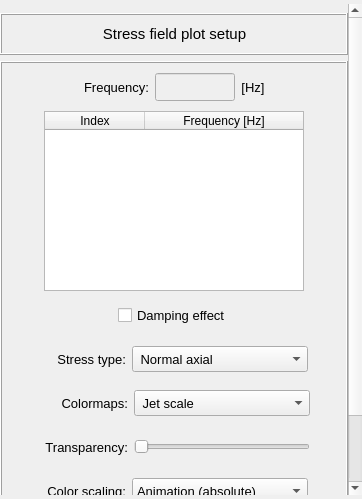
Old version of the form pulse/interface/data/ui_files/plots/results/structural/plot_stresses_field_for_harmonic_analysis.ui in the repository open-pulse/OpenPulse.
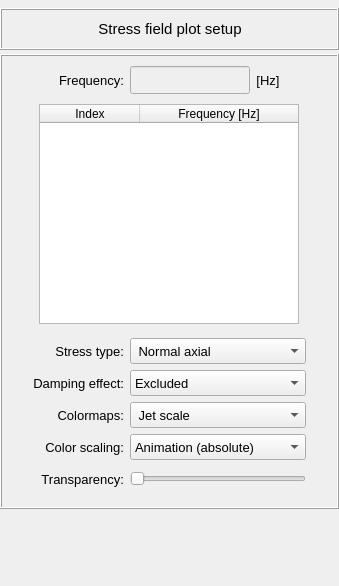
New version of the form.

Commit message: Update and uniformize the plot-related UI files

```diff
--- a/pulse/interface/data/ui_files/plots/results/structural/plot_stresses_field_for_harmonic_analysis.ui
+++ b/pulse/interface/data/ui_files/plots/results/structural/plot_stresses_field_for_harmonic_analysis.ui
@@ -6,14 +6,14 @@
    <rect>
     <x>0</x>
     <y>0</y>
-    <width>362</width>
-    <height>499</height>
+    <width>339</width>
+    <height>586</height>
    </rect>
   </property>
   <property name="maximumSize">
    <size>
     <width>16777215</width>
-    <height>600</height>
+    <height>16777215</height>
    </size>
   </property>
   <property name="windowTitle">
@@ -48,17 +48,26 @@
        <rect>
         <x>0</x>
         <y>0</y>
-        <width>350</width>
-        <height>582</height>
+        <width>339</width>
+        <height>578</height>
        </rect>
       </property>
       <layout class="QGridLayout" name="gridLayout_11">
        <property name="leftMargin">
         <number>0</number>
        </property>
+       <property name="topMargin">
+        <number>4</number>
+       </property>
        <property name="rightMargin">
         <number>0</number>
        </property>
+       <property name="horizontalSpacing">
+        <number>6</number>
+       </property>
+       <property name="verticalSpacing">
+        <number>4</number>
+       </property>
        <item row="1" column="0">
         <widget class="QFrame" name="frame_2">
          <property name="sizeIncrement">
@@ -95,84 +104,18 @@
           <property name="spacing">
            <number>4</number>
           </property>
-          <item row="8" column="0">
-           <widget class="QFrame" name="frame_button">
-            <property name="minimumSize">
-             <size>
-              <width>0</width>
-              <height>40</height>
-             </size>
-            </property>
-            <property name="frameShape">
-             <enum>QFrame::Shape::NoFrame</enum>
-            </property>
-            <property name="frameShadow">
-             <enum>QFrame::Shadow::Raised</enum>
-            </property>
-            <layout class="QGridLayout" name="gridLayout_7">
-             <property name="leftMargin">
-              <number>0</number>
-             </property>
-             <property name="topMargin">
-              <number>0</number>
-             </property>
-             <property name="rightMargin">
-              <number>0</number>
-             </property>
-             <property name="bottomMargin">
-              <number>0</number>
-             </property>
-             <property name="spacing">
-              <number>0</number>
-             </property>
-             <item row="0" column="0">
-              <widget class="QPushButton" name="pushButton_plot">
-               <property name="minimumSize">
-                <size>
-                 <width>140</width>
-                 <height>30</height>
-                </size>
-               </property>
-               <property name="maximumSize">
-                <size>
-                 <width>140</width>
-                 <height>30</height>
-                </size>
-               </property>
-               <property name="font">
-                <font>
-                 <family>MS Shell Dlg 2</family>
-                 <pointsize>10</pointsize>
-                 <italic>false</italic>
-                 <bold>false</bold>
-                </font>
-               </property>
-               <property name="styleSheet">
-                <string notr="true"/>
-               </property>
-               <property name="text">
-                <string>Plot stress field</string>
-               </property>
-               <property name="default">
-                <bool>true</bool>
-               </property>
-              </widget>
-             </item>
-            </layout>
-           </widget>
-          </item>
-          <item row="4" column="0">
+          <item row="3" column="0">
            <widget class="QFrame" name="frame_3">
             <property name="minimumSize">
              <size>
               <width>0</width>
-              <height>40</height>
+              <height>160</height>
              </size>
             </property>
             <property name="maximumSize">
              <size>
               <width>16777215</width>
-              <height>40</height>
+              <height>180</height>
              </size>
             </property>
             <property name="frameShape">
@@ -186,18 +129,161 @@
               <number>0</number>
              </property>
              <property name="topMargin">
-              <number>0</number>
+              <number>10</number>
              </property>
              <property name="rightMargin">
               <number>0</number>
              </property>
              <property name="bottomMargin">
-              <number>0</number>
+              <number>10</number>
              </property>
              <property name="verticalSpacing">
-              <number>0</number>
+              <number>6</number>
              </property>
-             <item row="0" column="2">
+             <item row="1" column="3">
+              <spacer name="horizontalSpacer_4">
+               <property name="orientation">
+                <enum>Qt::Orientation::Horizontal</enum>
+               </property>
+               <property name="sizeHint" stdset="0">
+                <size>
+                 <width>40</width>
+                 <height>20</height>
+                </size>
+               </property>
+              </spacer>
+             </item>
+             <item row="3" column="2">
+              <widget class="QComboBox" name="comboBox_colormaps">
+               <property name="minimumSize">
+                <size>
+                 <width>176</width>
+                 <height>26</height>
+                </size>
+               </property>
+               <property name="maximumSize">
+                <size>
+                 <width>240</width>
+                 <height>26</height>
+                </size>
+               </property>
+               <property name="font">
+                <font>
+                 <pointsize>10</pointsize>
+                </font>
+               </property>
+               <item>
+                <property name="text">
+                 <string> Jet scale</string>
+                </property>
+               </item>
+               <item>
+                <property name="text">
+                 <string> Viridis scale</string>
+                </property>
+               </item>
+               <item>
+                <property name="text">
+                 <string> Inferno scale</string>
+                </property>
+               </item>
+               <item>
+                <property name="text">
+                 <string> Magma scale</string>
+                </property>
+               </item>
+               <item>
+                <property name="text">
+                 <string> Plasma scale</string>
+                </property>
+               </item>
+               <item>
+                <property name="text">
+                 <string>BWR diverging scale</string>
+                </property>
+               </item>
+               <item>
+                <property name="text">
+                 <string>PiYG diverging scale</string>
+                </property>
+               </item>
+               <item>
+                <property name="text">
+                 <string>PRGn diverging scale</string>
+                </property>
+               </item>
+               <item>
+                <property name="text">
+                 <string>BrBG diverging scale</string>
+                </property>
+               </item>
+               <item>
+                <property name="text">
+                 <string>PuOr diverging scale</string>
+                </property>
+               </item>
+               <item>
+                <property name="text">
+                 <string> Grayscale</string>
+                </property>
+               </item>
+              </widget>
+             </item>
+             <item row="2" column="1">
+              <widget class="QLabel" name="label_8">
+               <property name="minimumSize">
+                <size>
+                 <width>92</width>
+                 <height>26</height>
+                </size>
+               </property>
+               <property name="maximumSize">
+                <size>
+                 <width>92</width>
+                 <height>26</height>
+                </size>
+               </property>
+               <property name="font">
+                <font>
+                 <pointsize>10</pointsize>
+                </font>
+               </property>
+               <property name="text">
+                <string>Damping effect:</string>
+               </property>
+               <property name="alignment">
+                <set>Qt::AlignmentFlag::AlignRight|Qt::AlignmentFlag::AlignTrailing|Qt::AlignmentFlag::AlignVCenter</set>
+               </property>
+              </widget>
+             </item>
+             <item row="5" column="1">
+              <widget class="QLabel" name="label_3">
+               <property name="minimumSize">
+                <size>
+                 <width>92</width>
+                 <height>26</height>
+                </size>
+               </property>
+               <property name="maximumSize">
+                <size>
+                 <width>92</width>
+                 <height>26</height>
+                </size>
+               </property>
+               <property name="font">
+                <font>
+                 <pointsize>10</pointsize>
+                </font>
+               </property>
+               <property name="text">
+                <string>Transparency:</string>
+               </property>
+               <property name="alignment">
+                <set>Qt::AlignmentFlag::AlignRight|Qt::AlignmentFlag::AlignTrailing|Qt::AlignmentFlag::AlignVCenter</set>
+               </property>
+              </widget>
+             </item>
+             <item row="1" column="2">
               <widget class="QComboBox" name="comboBox_stress_type">
                <property name="minimumSize">
                 <size>
@@ -207,7 +293,7 @@
                </property>
                <property name="maximumSize">
                 <size>
-                 <width>200</width>
+                 <width>240</width>
                  <height>26</height>
                 </size>
                </property>
@@ -256,7 +342,7 @@
                </item>
               </widget>
              </item>
-             <item row="0" column="0">
+             <item row="1" column="0">
               <spacer name="horizontalSpacer_3">
                <property name="orientation">
                 <enum>Qt::Orientation::Horizontal</enum>
@@ -269,129 +355,7 @@
                </property>
               </spacer>
              </item>
-             <item row="0" column="3">
-              <spacer name="horizontalSpacer_4">
-               <property name="orientation">
-                <enum>Qt::Orientation::Horizontal</enum>
-               </property>
-               <property name="sizeHint" stdset="0">
-                <size>
-                 <width>40</width>
-                 <height>20</height>
-                </size>
-               </property>
-              </spacer>
-             </item>
-             <item row="0" column="1">
-              <widget class="QLabel" name="label_5">
-               <property name="minimumSize">
-                <size>
-                 <width>86</width>
-                 <height>26</height>
-                </size>
-               </property>
-               <property name="maximumSize">
-                <size>
-                 <width>86</width>
-                 <height>26</height>
-                </size>
-               </property>
-               <property name="font">
-                <font>
-                 <pointsize>10</pointsize>
-                </font>
-               </property>
-               <property name="text">
-                <string>Stress type:</string>
-               </property>
-               <property name="alignment">
-                <set>Qt::AlignmentFlag::AlignRight|Qt::AlignmentFlag::AlignTrailing|Qt::AlignmentFlag::AlignVCenter</set>
-               </property>
-              </widget>
-             </item>
-            </layout>
-           </widget>
-          </item>
-          <item row="7" column="0">
-           <widget class="QFrame" name="frame_scalling">
-            <property name="minimumSize">
-             <size>
-              <width>0</width>
-              <height>40</height>
-             </size>
-            </property>
-            <property name="maximumSize">
-             <size>
-              <width>16777215</width>
-              <height>40</height>
-             </size>
-            </property>
-            <property name="frameShape">
-             <enum>QFrame::Shape::NoFrame</enum>
-            </property>
-            <property name="frameShadow">
-             <enum>QFrame::Shadow::Raised</enum>
-            </property>
-            <layout class="QGridLayout" name="gridLayout_6">
-             <property name="leftMargin">
-              <number>0</number>
-             </property>
-             <property name="topMargin">
-              <number>0</number>
-             </property>
-             <property name="rightMargin">
-              <number>0</number>
-             </property>
-             <property name="bottomMargin">
-              <number>0</number>
-             </property>
-             <property name="horizontalSpacing">
-              <number>6</number>
-             </property>
-             <property name="verticalSpacing">
-              <number>0</number>
-             </property>
-             <item row="0" column="0">
-              <spacer name="horizontalSpacer">
-               <property name="orientation">
-                <enum>Qt::Orientation::Horizontal</enum>
-               </property>
-               <property name="sizeHint" stdset="0">
-                <size>
-                 <width>40</width>
-                 <height>20</height>
-                </size>
-               </property>
-              </spacer>
-             </item>
-             <item row="0" column="1">
-              <widget class="QLabel" name="label_2">
-               <property name="minimumSize">
-                <size>
-                 <width>86</width>
-                 <height>26</height>
-                </size>
-               </property>
-               <property name="maximumSize">
-                <size>
-                 <width>86</width>
-                 <height>26</height>
-                </size>
-               </property>
-               <property name="font">
-                <font>
-                 <pointsize>10</pointsize>
-                </font>
-               </property>
-               <property name="text">
-                <string>Color scaling:</string>
-               </property>
-               <property name="alignment">
-                <set>Qt::AlignmentFlag::AlignRight|Qt::AlignmentFlag::AlignTrailing|Qt::AlignmentFlag::AlignVCenter</set>
-               </property>
-              </widget>
-             </item>
-             <item row="0" column="2">
+             <item row="4" column="2">
               <widget class="QComboBox" name="comboBox_color_scale">
                <property name="minimumSize">
                 <size>
@@ -401,7 +365,7 @@
                </property>
                <property name="maximumSize">
                 <size>
-                 <width>200</width>
+                 <width>240</width>
                  <height>26</height>
                 </size>
                </property>
@@ -437,24 +401,151 @@
                </item>
               </widget>
              </item>
-             <item row="0" column="3">
-              <spacer name="horizontalSpacer_2">
+             <item row="2" column="2">
+              <widget class="QComboBox" name="comboBox_damping_effect">
+               <property name="minimumSize">
+                <size>
+                 <width>176</width>
+                 <height>26</height>
+                </size>
+               </property>
+               <property name="maximumSize">
+                <size>
+                 <width>240</width>
+                 <height>26</height>
+                </size>
+               </property>
+               <property name="font">
+                <font>
+                 <pointsize>10</pointsize>
+                </font>
+               </property>
+               <property name="toolTip">
+                <string>&lt;html&gt;&lt;head/&gt;&lt;body&gt;&lt;p&gt;Select the stress type to get the frequency response&lt;/p&gt;&lt;/body&gt;&lt;/html&gt;</string>
+               </property>
+               <item>
+                <property name="text">
+                 <string>Excluded</string>
+                </property>
+               </item>
+               <item>
+                <property name="text">
+                 <string>Included</string>
+                </property>
+               </item>
+              </widget>
+             </item>
+             <item row="5" column="2">
+              <widget class="QSlider" name="slider_transparency">
+               <property name="minimumSize">
+                <size>
+                 <width>176</width>
+                 <height>0</height>
+                </size>
+               </property>
+               <property name="maximumSize">
+                <size>
+                 <width>240</width>
+                 <height>16777215</height>
+                </size>
+               </property>
                <property name="orientation">
                 <enum>Qt::Orientation::Horizontal</enum>
                </property>
-               <property name="sizeHint" stdset="0">
+              </widget>
+             </item>
+             <item row="4" column="1">
+              <widget class="QLabel" name="label_2">
+               <property name="minimumSize">
                 <size>
-                 <width>40</width>
-                 <height>20</height>
+                 <width>92</width>
+                 <height>26</height>
                 </size>
                </property>
-              </spacer>
+               <property name="maximumSize">
+                <size>
+                 <width>92</width>
+                 <height>26</height>
+                </size>
+               </property>
+               <property name="font">
+                <font>
+                 <pointsize>10</pointsize>
+                </font>
+               </property>
+               <property name="text">
+                <string>Color scaling:</string>
+               </property>
+               <property name="alignment">
+                <set>Qt::AlignmentFlag::AlignRight|Qt::AlignmentFlag::AlignTrailing|Qt::AlignmentFlag::AlignVCenter</set>
+               </property>
+              </widget>
+             </item>
+             <item row="1" column="1">
+              <widget class="QLabel" name="label_5">
+               <property name="minimumSize">
+                <size>
+                 <width>92</width>
+                 <height>26</height>
+                </size>
+               </property>
+               <property name="maximumSize">
+                <size>
+                 <width>92</width>
+                 <height>26</height>
+                </size>
+               </property>
+               <property name="font">
+                <font>
+                 <pointsize>10</pointsize>
+                </font>
+               </property>
+               <property name="text">
+                <string>Stress type:</string>
+               </property>
+               <property name="alignment">
+                <set>Qt::AlignmentFlag::AlignRight|Qt::AlignmentFlag::AlignTrailing|Qt::AlignmentFlag::AlignVCenter</set>
+               </property>
+              </widget>
+             </item>
+             <item row="3" column="1">
+              <widget class="QLabel" name="label_6">
+               <property name="minimumSize">
+                <size>
+                 <width>92</width>
+                 <height>26</height>
+                </size>
+               </property>
+               <property name="maximumSize">
+                <size>
+                 <width>92</width>
+                 <height>26</height>
+                </size>
+               </property>
+               <property name="font">
+                <font>
+                 <pointsize>10</pointsize>
+                </font>
+               </property>
+               <property name="text">
+                <string>Colormaps:</string>
+               </property>
+               <property name="alignment">
+                <set>Qt::AlignmentFlag::AlignRight|Qt::AlignmentFlag::AlignTrailing|Qt::AlignmentFlag::AlignVCenter</set>
+               </property>
+              </widget>
              </item>
             </layout>
            </widget>
           </item>
           <item row="2" column="0">
            <widget class="QFrame" name="frame_4">
+            <property name="maximumSize">
+             <size>
+              <width>16777215</width>
+              <height>220</height>
+             </size>
+            </property>
             <property name="frameShape">
              <enum>QFrame::Shape::NoFrame</enum>
             </property>
@@ -543,318 +634,6 @@
             </layout>
            </widget>
           </item>
-          <item row="5" column="0">
-           <widget class="QFrame" name="frame_6">
-            <property name="minimumSize">
-             <size>
-              <width>0</width>
-              <height>40</height>
-             </size>
-            </property>
-            <property name="maximumSize">
-             <size>
-              <width>16777215</width>
-              <height>40</height>
-             </size>
-            </property>
-            <property name="frameShape">
-             <enum>QFrame::Shape::NoFrame</enum>
-            </property>
-            <property name="frameShadow">
-             <enum>QFrame::Shadow::Raised</enum>
-            </property>
-            <layout class="QGridLayout" name="gridLayout_12">
-             <property name="leftMargin">
-              <number>0</number>
-             </property>
-             <property name="topMargin">
-              <number>0</number>
-             </property>
-             <property name="rightMargin">
-              <number>0</number>
-             </property>
-             <property name="bottomMargin">
-              <number>0</number>
-             </property>
-             <item row="0" column="2">
-              <widget class="QFrame" name="frame_9">
-               <property name="minimumSize">
-                <size>
-                 <width>176</width>
-                 <height>0</height>
-                </size>
-               </property>
-               <property name="maximumSize">
-                <size>
-                 <width>176</width>
-                 <height>16777215</height>
-                </size>
-               </property>
-               <property name="frameShape">
-                <enum>QFrame::Shape::NoFrame</enum>
-               </property>
-               <property name="frameShadow">
-                <enum>QFrame::Shadow::Raised</enum>
-               </property>
-               <layout class="QGridLayout" name="gridLayout_13">
-                <property name="leftMargin">
-                 <number>0</number>
-                </property>
-                <property name="topMargin">
-                 <number>0</number>
-                </property>
-                <property name="rightMargin">
-                 <number>0</number>
-                </property>
-                <property name="bottomMargin">
-                 <number>0</number>
-                </property>
-                <property name="spacing">
-                 <number>0</number>
-                </property>
-                <item row="0" column="0">
-                 <widget class="QComboBox" name="comboBox_colormaps">
-                  <property name="minimumSize">
-                   <size>
-                    <width>176</width>
-                    <height>26</height>
-                   </size>
-                  </property>
-                  <property name="maximumSize">
-                   <size>
-                    <width>200</width>
-                    <height>26</height>
-                   </size>
-                  </property>
-                  <property name="font">
-                   <font>
-                    <pointsize>10</pointsize>
-                   </font>
-                  </property>
-                  <item>
-                   <property name="text">
-                    <string> Jet scale</string>
-                   </property>
-                  </item>
-                  <item>
-                   <property name="text">
-                    <string> Viridis scale</string>
-                   </property>
-                  </item>
-                  <item>
-                   <property name="text">
-                    <string> Inferno scale</string>
-                   </property>
-                  </item>
-                  <item>
-                   <property name="text">
-                    <string> Magma scale</string>
-                   </property>
-                  </item>
-                  <item>
-                   <property name="text">
-                    <string> Plasma scale</string>
-                   </property>
-                  </item>
-                  <item>
-                   <property name="text">
-                    <string>BWR diverging scale</string>
-                   </property>
-                  </item>
-                  <item>
-                   <property name="text">
-                    <string>PiYG diverging scale</string>
-                   </property>
-                  </item>
-                  <item>
-                   <property name="text">
-                    <string>PRGn diverging scale</string>
-                   </property>
-                  </item>
-                  <item>
-                   <property name="text">
-                    <string>BrBG diverging scale</string>
-                   </property>
-                  </item>
-                  <item>
-                   <property name="text">
-                    <string>PuOr diverging scale</string>
-                   </property>
-                  </item>
-                  <item>
-                   <property name="text">
-                    <string> Grayscale</string>
-                   </property>
-                  </item>
-                 </widget>
-                </item>
-               </layout>
-              </widget>
-             </item>
-             <item row="0" column="3">
-              <spacer name="horizontalSpacer_13">
-               <property name="orientation">
-                <enum>Qt::Orientation::Horizontal</enum>
-               </property>
-               <property name="sizeHint" stdset="0">
-                <size>
-                 <width>40</width>
-                 <height>20</height>
-                </size>
-               </property>
-              </spacer>
-             </item>
-             <item row="0" column="1">
-              <widget class="QLabel" name="label_6">
-               <property name="minimumSize">
-                <size>
-                 <width>90</width>
-                 <height>26</height>
-                </size>
-               </property>
-               <property name="maximumSize">
-                <size>
-                 <width>90</width>
-                 <height>26</height>
-                </size>
-               </property>
-               <property name="font">
-                <font>
-                 <pointsize>10</pointsize>
-                </font>
-               </property>
-               <property name="text">
-                <string>Colormaps:</string>
-               </property>
-               <property name="alignment">
-                <set>Qt::AlignmentFlag::AlignRight|Qt::AlignmentFlag::AlignTrailing|Qt::AlignmentFlag::AlignVCenter</set>
-               </property>
-              </widget>
-             </item>
-             <item row="0" column="0">
-              <spacer name="horizontalSpacer_14">
-               <property name="orientation">
-                <enum>Qt::Orientation::Horizontal</enum>
-               </property>
-               <property name="sizeHint" stdset="0">
-                <size>
-                 <width>40</width>
-                 <height>20</height>
-                </size>
-               </property>
-              </spacer>
-             </item>
-            </layout>
-           </widget>
-          </item>
-          <item row="6" column="0">
-           <widget class="QFrame" name="frame_7">
-            <property name="minimumSize">
-             <size>
-              <width>0</width>
-              <height>40</height>
-             </size>
-            </property>
-            <property name="maximumSize">
-             <size>
-              <width>16777215</width>
-              <height>40</height>
-             </size>
-            </property>
-            <property name="frameShape">
-             <enum>QFrame::Shape::NoFrame</enum>
-            </property>
-            <property name="frameShadow">
-             <enum>QFrame::Shadow::Raised</enum>
-            </property>
-            <layout class="QGridLayout" name="gridLayout_8">
-             <property name="leftMargin">
-              <number>0</number>
-             </property>
-             <property name="topMargin">
-              <number>0</number>
-             </property>
-             <property name="rightMargin">
-              <number>0</number>
-             </property>
-             <property name="bottomMargin">
-              <number>0</number>
-             </property>
-             <item row="0" column="1">
-              <widget class="QLabel" name="label_3">
-               <property name="minimumSize">
-                <size>
-                 <width>90</width>
-                 <height>26</height>
-                </size>
-               </property>
-               <property name="maximumSize">
-                <size>
-                 <width>90</width>
-                 <height>26</height>
-                </size>
-               </property>
-               <property name="font">
-                <font>
-                 <pointsize>10</pointsize>
-                </font>
-               </property>
-               <property name="text">
-                <string>Transparency:</string>
-               </property>
-               <property name="alignment">
-                <set>Qt::AlignmentFlag::AlignRight|Qt::AlignmentFlag::AlignTrailing|Qt::AlignmentFlag::AlignVCenter</set>
-               </property>
-              </widget>
-             </item>
-             <item row="0" column="2">
-              <widget class="QSlider" name="slider_transparency">
-               <property name="minimumSize">
-                <size>
-                 <width>176</width>
-                 <height>0</height>
-                </size>
-               </property>
-               <property name="maximumSize">
-                <size>
-                 <width>200</width>
-                 <height>16777215</height>
-                </size>
-               </property>
-               <property name="orientation">
-                <enum>Qt::Orientation::Horizontal</enum>
-               </property>
-              </widget>
-             </item>
-             <item row="0" column="3">
-              <spacer name="horizontalSpacer_9">
-               <property name="orientation">
-                <enum>Qt::Orientation::Horizontal</enum>
-               </property>
-               <property name="sizeHint" stdset="0">
-                <size>
-                 <width>40</width>
-                 <height>20</height>
-                </size>
-               </property>
-              </spacer>
-             </item>
-             <item row="0" column="0">
-              <spacer name="horizontalSpacer_10">
-               <property name="orientation">
-                <enum>Qt::Orientation::Horizontal</enum>
-               </property>
-               <property name="sizeHint" stdset="0">
-                <size>
-                 <width>40</width>
-                 <height>20</height>
-                </size>
-               </property>
-              </spacer>
-             </item>
-            </layout>
-           </widget>
-          </item>
           <item row="1" column="0">
            <widget class="QFrame" name="frame_5">
             <property name="minimumSize">
@@ -901,13 +680,13 @@
                </property>
                <property name="minimumSize">
                 <size>
-                 <width>80</width>
+                 <width>120</width>
                  <height>28</height>
                 </size>
                </property>
                <property name="maximumSize">
                 <size>
-                 <width>80</width>
+                 <width>120</width>
                  <height>28</height>
                 </size>
                </property>
@@ -1017,98 +796,6 @@
             </layout>
            </widget>
           </item>
-          <item row="3" column="0">
-           <widget class="QFrame" name="frame_8">
-            <property name="minimumSize">
-             <size>
-              <width>0</width>
-              <height>40</height>
-             </size>
-            </property>
-            <property name="maximumSize">
-             <size>
-              <width>16777215</width>
-              <height>40</height>
-             </size>
-            </property>
-            <property name="frameShape">
-             <enum>QFrame::Shape::NoFrame</enum>
-            </property>
-            <property name="frameShadow">
-             <enum>QFrame::Shadow::Raised</enum>
-            </property>
-            <layout class="QGridLayout" name="gridLayout_10">
-             <property name="leftMargin">
-              <number>0</number>
-             </property>
-             <property name="topMargin">
-              <number>0</number>
-             </property>
-             <property name="rightMargin">
-              <number>0</number>
-             </property>
-             <property name="bottomMargin">
-              <number>0</number>
-             </property>
-             <item row="0" column="1">
-              <widget class="QCheckBox" name="checkBox_damping_effect">
-               <property name="minimumSize">
-                <size>
-                 <width>0</width>
-                 <height>26</height>
-                </size>
-               </property>
-               <property name="maximumSize">
-                <size>
-                 <width>170</width>
-                 <height>26</height>
-                </size>
-               </property>
-               <property name="font">
-                <font>
-                 <family>MS Shell Dlg 2</family>
-                 <pointsize>10</pointsize>
-                 <italic>false</italic>
-                 <bold>false</bold>
-                </font>
-               </property>
-               <property name="text">
-                <string>Damping effect</string>
-               </property>
-               <property name="checked">
-                <bool>false</bool>
-               </property>
-              </widget>
-             </item>
-             <item row="0" column="2">
-              <spacer name="horizontalSpacer_6">
-               <property name="orientation">
-                <enum>Qt::Orientation::Horizontal</enum>
-               </property>
-               <property name="sizeHint" stdset="0">
-                <size>
-                 <width>40</width>
-                 <height>20</height>
-                </size>
-               </property>
-              </spacer>
-             </item>
-             <item row="0" column="0">
-              <spacer name="horizontalSpacer_5">
-               <property name="orientation">
-                <enum>Qt::Orientation::Horizontal</enum>
-               </property>
-               <property name="sizeHint" stdset="0">
-                <size>
-                 <width>40</width>
-                 <height>20</height>
-                </size>
-               </property>
-              </spacer>
-             </item>
-            </layout>
-           </widget>
-          </item>
          </layout>
         </widget>
        </item>
@@ -1192,6 +879,12 @@
        </item>
        <item row="3" column="0">
         <widget class="QFrame" name="frame_animation">
+         <property name="minimumSize">
+          <size>
+           <width>0</width>
+           <height>60</height>
+          </size>
+         </property>
          <property name="frameShape">
           <enum>QFrame::Shape::NoFrame</enum>
          </property>
```
Left out of the diff: 5 changed lines with no effect on the pictures. The commit also changes 18 other files.
